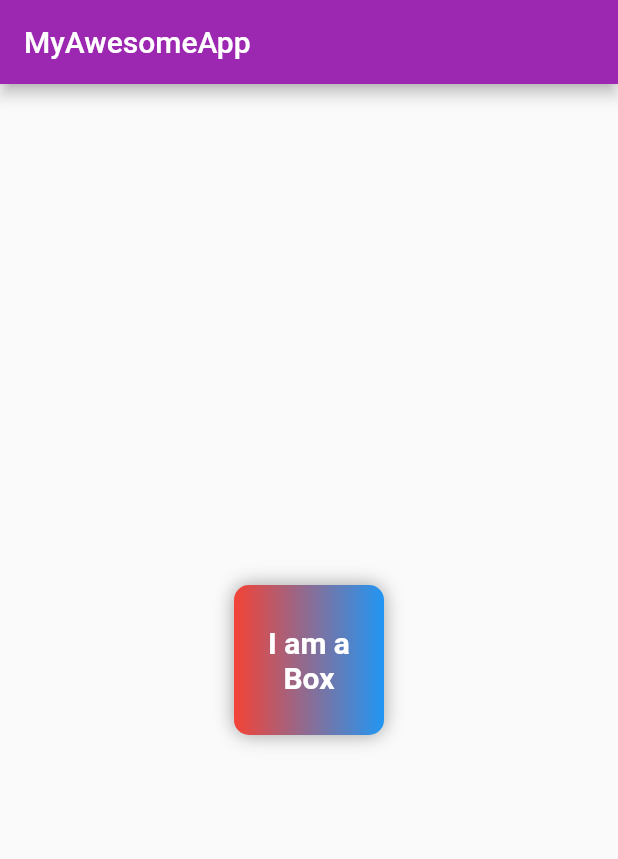
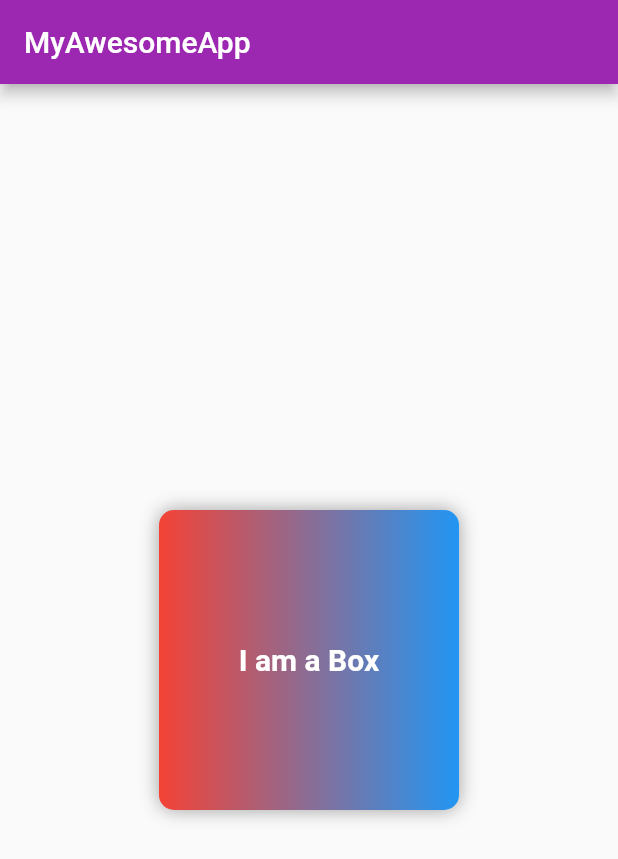
Before and after one commit to codersangam/flutter-basics, a Flutter app: the screen it shows after launch, on a phone screen of 412 x 824 dp. Shown: the top 859 px of the screen. Run offline on Flutter 3.47's test engine with Material 2 defaults, Android fonts, the phone set to English and light mode, and no system bars.

Commit message:
day3 complete

```diff
--- a/lib/main.dart
+++ b/lib/main.dart
@@ -20,8 +20,8 @@ class HomePage extends StatelessWidget {
         child: Container(
           // color: Colors.red,
           padding: EdgeInsets.all(10),
-          height: 100,
-          width: 100,
+          height: 200,
+          width: 200,
           alignment: Alignment.center,
           decoration: BoxDecoration(
               color: Colors.red,
```
